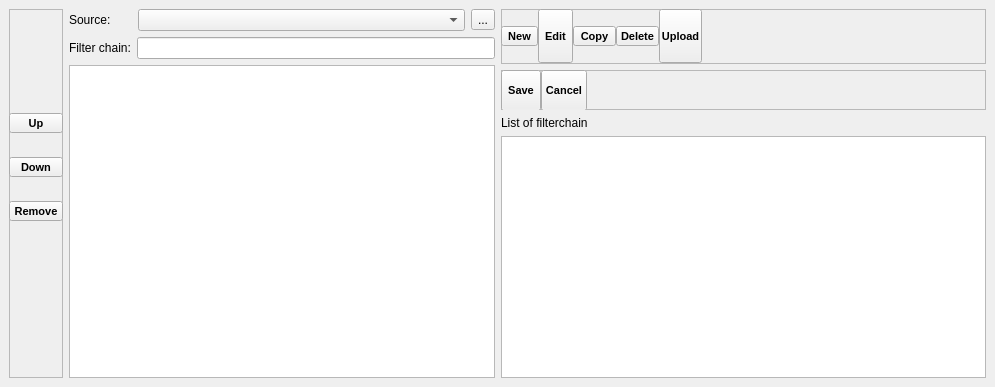
Octets/SeaGoatVision, file CapraVision/client/qt/uifiles/WinFilterChain.ui: the form before one commit.
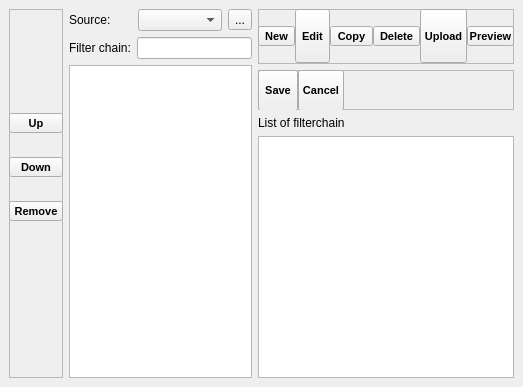
The form after the commit. Icons and pictures are not drawn.

What changed in the file:
```diff
--- a/CapraVision/client/qt/uifiles/WinFilterChain.ui
+++ b/CapraVision/client/qt/uifiles/WinFilterChain.ui
@@ -6,7 +6,7 @@
    <rect>
     <x>0</x>
     <y>0</y>
-    <width>995</width>
+    <width>523</width>
     <height>387</height>
    </rect>
   </property>
@@ -196,7 +196,7 @@
          <widget class="QFrame" name="frame_edit">
           <property name="minimumSize">
            <size>
-            <width>0</width>
+            <width>256</width>
             <height>55</height>
            </size>
           </property>
@@ -211,7 +211,7 @@
             <rect>
              <x>0</x>
              <y>0</y>
-             <width>201</width>
+             <width>256</width>
              <height>54</height>
             </rect>
            </property>
@@ -334,6 +334,30 @@
               </property>
              </widget>
             </item>
+            <item>
+             <widget class="QToolButton" name="previewButton">
+              <property name="enabled">
+               <bool>true</bool>
+              </property>
+              <property name="font">
+               <font>
+                <pointsize>8</pointsize>
+                <weight>75</weight>
+                <bold>true</bold>
+               </font>
+              </property>
+              <property name="text">
+               <string>Preview</string>
+              </property>
+              <property name="icon">
+               <iconset>
+                <normaloff>../../../../../../../usr/share/icons/gnome/24x24/actions/player_play.png</normaloff>../../../../../../../usr/share/icons/gnome/24x24/actions/player_play.png</iconset>
+              </property>
+              <property name="toolButtonStyle">
+               <enum>Qt::ToolButtonTextUnderIcon</enum>
+              </property>
+             </widget>
+            </item>
            </layout>
           </widget>
          </widget>
```
